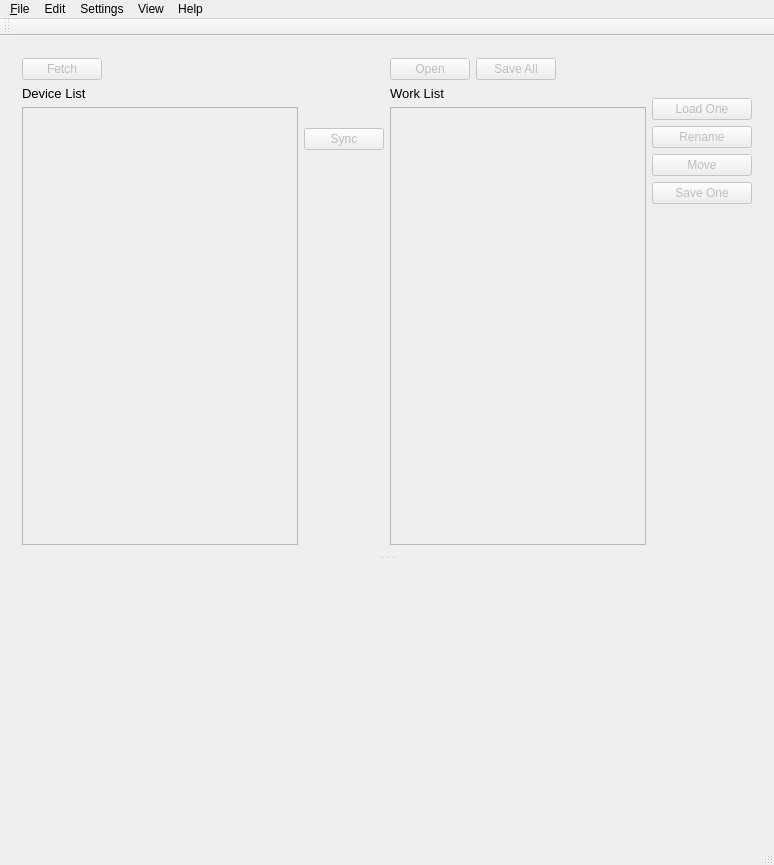
Before: the Qt Designer form spl/DcPresetLib.ui in strymon/spl, drawn with Qt 5.
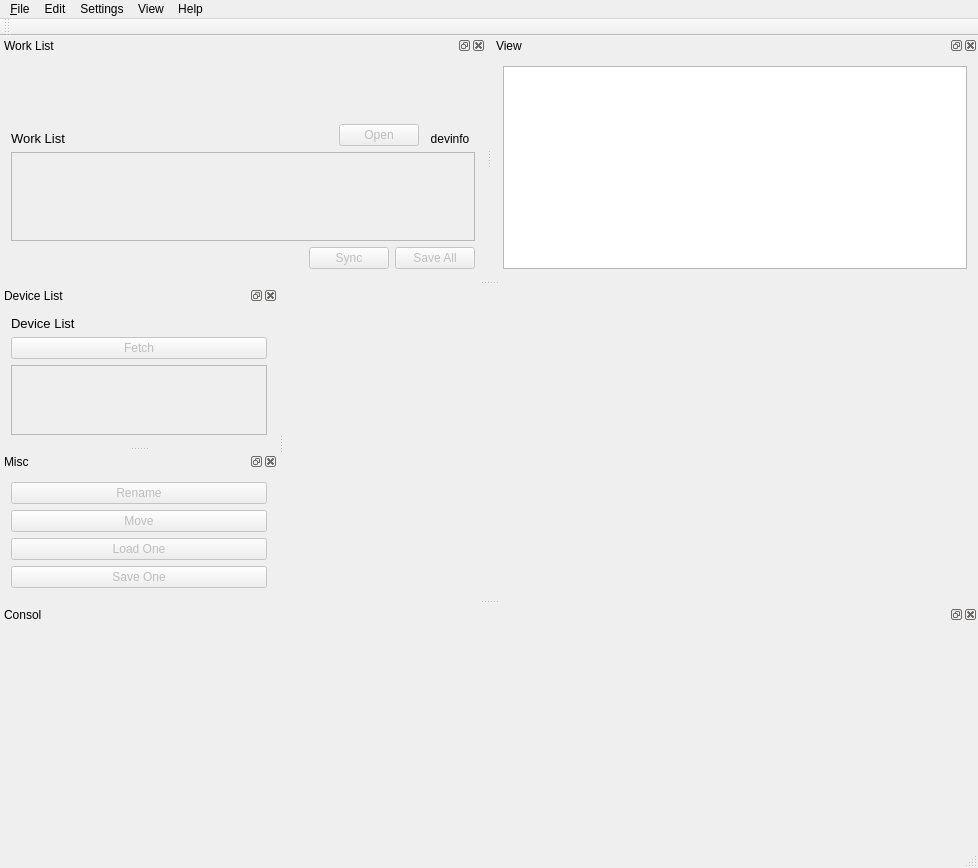
After: the same form once the commit is applied. Icons and pictures are not drawn. Custom widgets are drawn as their Qt base class.

Commit message: Added Preset model and simple text view.  Useful for preset offset testing/discovery

```diff
--- a/spl/DcPresetLib.ui
+++ b/spl/DcPresetLib.ui
@@ -6,436 +6,21 @@
    <rect>
     <x>0</x>
     <y>0</y>
-    <width>774</width>
-    <height>865</height>
+    <width>978</width>
+    <height>868</height>
    </rect>
   </property>
   <property name="windowTitle">
    <string/>
   </property>
-  <widget class="QWidget" name="centralWidget">
-   <layout class="QGridLayout" name="gridLayout">
-    <item row="0" column="0">
-     <widget class="QSplitter" name="splitter">
-      <property name="orientation">
-       <enum>Qt::Vertical</enum>
-      </property>
-      <widget class="QWidget" name="layoutWidget">
-       <layout class="QHBoxLayout" name="horizontalLayout_4">
-        <item>
-         <layout class="QVBoxLayout" name="verticalLayout">
-          <item>
-           <layout class="QHBoxLayout" name="horizontalLayout">
-            <item>
-             <widget class="QPushButton" name="fetchButton">
-              <property name="enabled">
-               <bool>false</bool>
-              </property>
-              <property name="text">
-               <string>Fetch</string>
-              </property>
-             </widget>
-            </item>
-            <item>
-             <spacer name="horizontalSpacer">
-              <property name="orientation">
-               <enum>Qt::Horizontal</enum>
-              </property>
-              <property name="sizeType">
-               <enum>QSizePolicy::Expanding</enum>
-              </property>
-              <property name="sizeHint" stdset="0">
-               <size>
-                <width>40</width>
-                <height>20</height>
-               </size>
-              </property>
-             </spacer>
-            </item>
-           </layout>
-          </item>
-          <item>
-           <widget class="QLabel" name="label_2">
-            <property name="font">
-             <font>
-              <pointsize>10</pointsize>
-             </font>
-            </property>
-            <property name="text">
-             <string>Device List</string>
-            </property>
-           </widget>
-          </item>
-          <item>
-           <widget class="QListWidget" name="deviceList">
-            <property name="enabled">
-             <bool>false</bool>
-            </property>
-            <property name="sizePolicy">
-             <sizepolicy hsizetype="Minimum" vsizetype="Expanding">
-              <horstretch>0</horstretch>
-              <verstretch>0</verstretch>
-             </sizepolicy>
-            </property>
-            <property name="minimumSize">
-             <size>
-              <width>256</width>
-              <height>0</height>
-             </size>
-            </property>
-            <property name="focusPolicy">
-             <enum>Qt::NoFocus</enum>
-            </property>
-            <property name="editTriggers">
-             <set>QAbstractItemView::NoEditTriggers</set>
-            </property>
-            <property name="showDropIndicator" stdset="0">
-             <bool>false</bool>
-            </property>
-            <property name="selectionMode">
-             <enum>QAbstractItemView::NoSelection</enum>
-            </property>
-            <property name="textElideMode">
-             <enum>Qt::ElideNone</enum>
-            </property>
-            <property name="selectionRectVisible">
-             <bool>false</bool>
-            </property>
-           </widget>
-          </item>
-         </layout>
-        </item>
-        <item>
-         <layout class="QVBoxLayout" name="syncVerticalLayout">
-          <item>
-           <spacer name="verticalSpacer_5">
-            <property name="orientation">
-             <enum>Qt::Vertical</enum>
-            </property>
-            <property name="sizeType">
-             <enum>QSizePolicy::Fixed</enum>
-            </property>
-            <property name="sizeHint" stdset="0">
-             <size>
-              <width>20</width>
-              <height>70</height>
-             </size>
-            </property>
-           </spacer>
-          </item>
-          <item>
-           <layout class="QVBoxLayout" name="verticalLayout_5">
-            <item>
-             <widget class="QPushButton" name="syncButton">
-              <property name="enabled">
-               <bool>false</bool>
-              </property>
-              <property name="sizePolicy">
-               <sizepolicy hsizetype="Maximum" vsizetype="Fixed">
-                <horstretch>0</horstretch>
-                <verstretch>0</verstretch>
-               </sizepolicy>
-              </property>
-              <property name="text">
-               <string>Sync</string>
-              </property>
-              <property name="icon">
-               <iconset resource="dcpl.qrc">
-                <normaloff>:/images/res/sync_arrow.png</normaloff>:/images/res/sync_arrow.png</iconset>
-              </property>
-             </widget>
-            </item>
-            <item>
-             <spacer name="verticalSpacer">
-              <property name="orientation">
-               <enum>Qt::Vertical</enum>
-              </property>
-              <property name="sizeHint" stdset="0">
-               <size>
-                <width>20</width>
-                <height>40</height>
-               </size>
-              </property>
-             </spacer>
-            </item>
-           </layout>
-          </item>
-          <item>
-           <spacer name="verticalSpacer_2">
-            <property name="orientation">
-             <enum>Qt::Vertical</enum>
-            </property>
-            <property name="sizeType">
-             <enum>QSizePolicy::Preferred</enum>
-            </property>
-            <property name="sizeHint" stdset="0">
-             <size>
-              <width>20</width>
-              <height>40</height>
-             </size>
-            </property>
-           </spacer>
-          </item>
-         </layout>
-        </item>
-        <item>
-         <layout class="QHBoxLayout" name="horizontalLayout_3">
-          <item>
-           <layout class="QVBoxLayout" name="workListVerticalLayout">
-            <item>
-             <layout class="QHBoxLayout" name="horizontalLayout_2">
-              <item>
-               <widget class="QPushButton" name="openButton">
-                <property name="enabled">
-                 <bool>false</bool>
-                </property>
-                <property name="text">
-                 <string>Open</string>
-                </property>
-               </widget>
-              </item>
-              <item>
-               <widget class="QPushButton" name="saveButton">
-                <property name="enabled">
-                 <bool>false</bool>
-                </property>
-                <property name="text">
-                 <string>Save All</string>
-                </property>
-               </widget>
-              </item>
-              <item>
-               <spacer name="horizontalSpacer_2">
-                <property name="orientation">
-                 <enum>Qt::Horizontal</enum>
-                </property>
-                <property name="sizeHint" stdset="0">
-                 <size>
-                  <width>40</width>
-                  <height>20</height>
-                 </size>
-                </property>
-               </spacer>
-              </item>
-             </layout>
-            </item>
-            <item>
-             <widget class="QLabel" name="label_3">
-              <property name="font">
-               <font>
-                <pointsize>10</pointsize>
-               </font>
-              </property>
-              <property name="text">
-               <string>Work List</string>
-              </property>
-             </widget>
-            </item>
-            <item>
-             <widget class="DcListWidget" name="workList">
-              <property name="enabled">
-               <bool>false</bool>
-              </property>
-              <property name="sizePolicy">
-               <sizepolicy hsizetype="Minimum" vsizetype="Expanding">
-                <horstretch>0</horstretch>
-                <verstretch>0</verstretch>
-               </sizepolicy>
-              </property>
-              <property name="minimumSize">
-               <size>
-                <width>256</width>
-                <height>0</height>
-               </size>
-              </property>
-              <property name="editTriggers">
-               <set>QAbstractItemView::CurrentChanged|QAbstractItemView::DoubleClicked|QAbstractItemView::EditKeyPressed</set>
-              </property>
-              <property name="selectionMode">
-               <enum>QAbstractItemView::SingleSelection</enum>
-              </property>
-             </widget>
-            </item>
-           </layout>
-          </item>
-          <item>
-           <layout class="QVBoxLayout" name="verticalLayout_2">
-            <item>
-             <spacer name="verticalSpacer_4">
-              <property name="orientation">
-               <enum>Qt::Vertical</enum>
-              </property>
-              <property name="sizeType">
-               <enum>QSizePolicy::Fixed</enum>
-              </property>
-              <property name="sizeHint" stdset="0">
-               <size>
-                <width>20</width>
-                <height>40</height>
-               </size>
-              </property>
-             </spacer>
-            </item>
-            <item>
-             <layout class="QVBoxLayout" name="verticalLayout_6">
-              <item>
-               <widget class="QPushButton" name="loadOneButton">
-                <property name="enabled">
-                 <bool>false</bool>
-                </property>
-                <property name="text">
-                 <string>Load One</string>
-                </property>
-               </widget>
-              </item>
-              <item>
-               <widget class="QPushButton" name="renameButton">
-                <property name="enabled">
-                 <bool>false</bool>
-                </property>
-                <property name="text">
-                 <string>Rename</string>
-                </property>
-               </widget>
-              </item>
-              <item>
-               <widget class="QPushButton" name="moveButton">
-                <property name="enabled">
-                 <bool>false</bool>
-                </property>
-                <property name="text">
-                 <string>Move</string>
-                </property>
-               </widget>
-              </item>
-              <item>
-               <widget class="QPushButton" name="saveOneButton">
-                <property name="enabled">
-                 <bool>false</bool>
-                </property>
-                <property name="text">
-                 <string>Save One</string>
-                </property>
-               </widget>
-              </item>
-              <item>
-               <spacer name="verticalSpacer_6">
-                <property name="orientation">
-                 <enum>Qt::Vertical</enum>
-                </property>
-                <property name="sizeHint" stdset="0">
-                 <size>
-                  <width>20</width>
-                  <height>40</height>
-                 </size>
-                </property>
-               </spacer>
-              </item>
-             </layout>
-            </item>
-            <item>
-             <spacer name="verticalSpacer_3">
-              <property name="orientation">
-               <enum>Qt::Vertical</enum>
-              </property>
-              <property name="sizeType">
-               <enum>QSizePolicy::Minimum</enum>
-              </property>
-              <property name="sizeHint" stdset="0">
-               <size>
-                <width>20</width>
-                <height>40</height>
-               </size>
-              </property>
-             </spacer>
-            </item>
-            <item>
-             <widget class="DcImgLabel" name="devImgLabel">
-              <property name="enabled">
-               <bool>true</bool>
-              </property>
-              <property name="sizePolicy">
-               <sizepolicy hsizetype="Fixed" vsizetype="Fixed">
-                <horstretch>0</horstretch>
-                <verstretch>0</verstretch>
-               </sizepolicy>
-              </property>
-              <property name="minimumSize">
-               <size>
-                <width>100</width>
-                <height>100</height>
-               </size>
-              </property>
-              <property name="mouseTracking">
-               <bool>true</bool>
-              </property>
-              <property name="acceptDrops">
-               <bool>true</bool>
-              </property>
-              <property name="frameShape">
-               <enum>QFrame::NoFrame</enum>
-              </property>
-              <property name="frameShadow">
-               <enum>QFrame::Plain</enum>
-              </property>
-              <property name="text">
-               <string/>
-              </property>
-              <property name="textFormat">
-               <enum>Qt::RichText</enum>
-              </property>
-              <property name="pixmap">
-               <pixmap resource="dcpl.qrc">:/images/res/devunknown_100.png</pixmap>
-              </property>
-              <property name="scaledContents">
-               <bool>false</bool>
-              </property>
-              <property name="alignment">
-               <set>Qt::AlignCenter</set>
-              </property>
-             </widget>
-            </item>
-            <item>
-             <widget class="QLabel" name="devInfoLabel">
-              <property name="text">
-               <string/>
-              </property>
-              <property name="alignment">
-               <set>Qt::AlignCenter</set>
-              </property>
-             </widget>
-            </item>
-           </layout>
-          </item>
-         </layout>
-        </item>
-       </layout>
-      </widget>
-      <widget class="DcConsoleForm" name="console" native="true">
-       <property name="sizePolicy">
-        <sizepolicy hsizetype="Preferred" vsizetype="Expanding">
-         <horstretch>0</horstretch>
-         <verstretch>0</verstretch>
-        </sizepolicy>
-       </property>
-       <property name="minimumSize">
-        <size>
-         <width>0</width>
-         <height>200</height>
-        </size>
-       </property>
-      </widget>
-     </widget>
-    </item>
-   </layout>
-  </widget>
+  <widget class="QWidget" name="centralWidget"/>
   <widget class="QMenuBar" name="menuBar">
    <property name="geometry">
     <rect>
      <x>0</x>
      <y>0</y>
-     <width>774</width>
-     <height>22</height>
+     <width>978</width>
+     <height>21</height>
     </rect>
    </property>
    <widget class="QMenu" name="menu_File">
@@ -496,6 +81,485 @@
    </attribute>
   </widget>
   <widget class="QStatusBar" name="statusBar"/>
+  <widget class="QDockWidget" name="dockWidgetDeviceList">
+   <property name="windowTitle">
+    <string>Device List</string>
+   </property>
+   <attribute name="dockWidgetArea">
+    <number>1</number>
+   </attribute>
+   <widget class="QWidget" name="dockWidgetContents">
+    <layout class="QGridLayout" name="gridLayout">
+     <item row="3" column="0">
+      <widget class="QListWidget" name="deviceList">
+       <property name="enabled">
+        <bool>false</bool>
+       </property>
+       <property name="sizePolicy">
+        <sizepolicy hsizetype="Minimum" vsizetype="Expanding">
+         <horstretch>0</horstretch>
+         <verstretch>0</verstretch>
+        </sizepolicy>
+       </property>
+       <property name="minimumSize">
+        <size>
+         <width>256</width>
+         <height>0</height>
+        </size>
+       </property>
+       <property name="focusPolicy">
+        <enum>Qt::NoFocus</enum>
+       </property>
+       <property name="editTriggers">
+        <set>QAbstractItemView::NoEditTriggers</set>
+       </property>
+       <property name="showDropIndicator" stdset="0">
+        <bool>false</bool>
+       </property>
+       <property name="selectionMode">
+        <enum>QAbstractItemView::NoSelection</enum>
+       </property>
+       <property name="textElideMode">
+        <enum>Qt::ElideNone</enum>
+       </property>
+       <property name="selectionRectVisible">
+        <bool>false</bool>
+       </property>
+      </widget>
+     </item>
+     <item row="1" column="0">
+      <widget class="QPushButton" name="fetchButton">
+       <property name="enabled">
+        <bool>false</bool>
+       </property>
+       <property name="text">
+        <string>Fetch</string>
+       </property>
+      </widget>
+     </item>
+     <item row="0" column="0">
+      <widget class="QLabel" name="label_2">
+       <property name="font">
+        <font>
+         <pointsize>10</pointsize>
+        </font>
+       </property>
+       <property name="text">
+        <string>Device List</string>
+       </property>
+      </widget>
+     </item>
+    </layout>
+   </widget>
+  </widget>
+  <widget class="QDockWidget" name="dockWidgetWorklist">
+   <property name="floating">
+    <bool>false</bool>
+   </property>
+   <property name="features">
+    <set>QDockWidget::AllDockWidgetFeatures</set>
+   </property>
+   <property name="windowTitle">
+    <string>Work List</string>
+   </property>
+   <attribute name="dockWidgetArea">
+    <number>4</number>
+   </attribute>
+   <widget class="QWidget" name="dockWidgetContents_2">
+    <layout class="QGridLayout" name="gridLayout_2">
+     <item row="0" column="0">
+      <layout class="QVBoxLayout" name="verticalLayout_5" stretch="0,1,0">
+       <item>
+        <layout class="QHBoxLayout" name="horizontalLayout">
+         <item>
+          <layout class="QVBoxLayout" name="verticalLayout_2" stretch="1,0">
+           <property name="spacing">
+            <number>0</number>
+           </property>
+           <item>
+            <spacer name="verticalSpacer">
+             <property name="orientation">
+              <enum>Qt::Vertical</enum>
+             </property>
+             <property name="sizeType">
+              <enum>QSizePolicy::MinimumExpanding</enum>
+             </property>
+             <property name="sizeHint" stdset="0">
+              <size>
+               <width>20</width>
+               <height>10</height>
+              </size>
+             </property>
+            </spacer>
+           </item>
+           <item>
+            <widget class="QLabel" name="label_3">
+             <property name="font">
+              <font>
+               <pointsize>10</pointsize>
+              </font>
+             </property>
+             <property name="text">
+              <string>Work List</string>
+             </property>
+            </widget>
+           </item>
+          </layout>
+         </item>
+         <item>
+          <layout class="QVBoxLayout" name="verticalLayout_3" stretch="1,0">
+           <property name="spacing">
+            <number>0</number>
+           </property>
+           <item>
+            <spacer name="verticalSpacer_2">
+             <property name="orientation">
+              <enum>Qt::Vertical</enum>
+             </property>
+             <property name="sizeType">
+              <enum>QSizePolicy::MinimumExpanding</enum>
+             </property>
+             <property name="sizeHint" stdset="0">
+              <size>
+               <width>20</width>
+               <height>10</height>
+              </size>
+             </property>
+            </spacer>
+           </item>
+           <item>
+            <spacer name="horizontalSpacer">
+             <property name="orientation">
+              <enum>Qt::Horizontal</enum>
+             </property>
+             <property name="sizeHint" stdset="0">
+              <size>
+               <width>40</width>
+               <height>20</height>
+              </size>
+             </property>
+            </spacer>
+           </item>
+          </layout>
+         </item>
+         <item>
+          <layout class="QVBoxLayout" name="verticalLayout_4" stretch="1,0">
+           <property name="spacing">
+            <number>0</number>
+           </property>
+           <item>
+            <spacer name="verticalSpacer_3">
+             <property name="orientation">
+              <enum>Qt::Vertical</enum>
+             </property>
+             <property name="sizeType">
+              <enum>QSizePolicy::MinimumExpanding</enum>
+             </property>
+             <property name="sizeHint" stdset="0">
+              <size>
+               <width>20</width>
+               <height>10</height>
+              </size>
+             </property>
+            </spacer>
+           </item>
+           <item>
+            <widget class="QPushButton" name="openButton">
+             <property name="enabled">
+              <bool>false</bool>
+             </property>
+             <property name="text">
+              <string>Open</string>
+             </property>
+            </widget>
+           </item>
+          </layout>
+         </item>
+         <item>
+          <layout class="QVBoxLayout" name="verticalLayout" stretch="1,0,0">
+           <item>
+            <spacer name="verticalSpacer_4">
+             <property name="orientation">
+              <enum>Qt::Vertical</enum>
+             </property>
+             <property name="sizeType">
+              <enum>QSizePolicy::MinimumExpanding</enum>
+             </property>
+             <property name="sizeHint" stdset="0">
+              <size>
+               <width>20</width>
+               <height>10</height>
+              </size>
+             </property>
+            </spacer>
+           </item>
+           <item>
+            <widget class="DcImgLabel" name="devImgLabel">
+             <property name="enabled">
+              <bool>true</bool>
+             </property>
+             <property name="sizePolicy">
+              <sizepolicy hsizetype="Fixed" vsizetype="Fixed">
+               <horstretch>0</horstretch>
+               <verstretch>0</verstretch>
+              </sizepolicy>
+             </property>
+             <property name="minimumSize">
+              <size>
+               <width>50</width>
+               <height>50</height>
+              </size>
+             </property>
+             <property name="maximumSize">
+              <size>
+               <width>50</width>
+               <height>50</height>
+              </size>
+             </property>
+             <property name="mouseTracking">
+              <bool>true</bool>
+             </property>
+             <property name="acceptDrops">
+              <bool>true</bool>
+             </property>
+             <property name="frameShape">
+              <enum>QFrame::NoFrame</enum>
+             </property>
+             <property name="frameShadow">
+              <enum>QFrame::Plain</enum>
+             </property>
+             <property name="text">
+              <string/>
+             </property>
+             <property name="textFormat">
+              <enum>Qt::RichText</enum>
+             </property>
+             <property name="pixmap">
+              <pixmap resource="dcpl.qrc">:/images/res/devunknown_100.png</pixmap>
+             </property>
+             <property name="scaledContents">
+              <bool>true</bool>
+             </property>
+             <property name="alignment">
+              <set>Qt::AlignCenter</set>
+             </property>
+            </widget>
+           </item>
+           <item>
+            <widget class="QLabel" name="devInfoLabel">
+             <property name="text">
+              <string>devinfo</string>
+             </property>
+             <property name="alignment">
+              <set>Qt::AlignCenter</set>
+             </property>
+            </widget>
+           </item>
+          </layout>
+         </item>
+        </layout>
+       </item>
+       <item>
+        <widget class="DcListWidget" name="workList">
+         <property name="enabled">
+          <bool>false</bool>
+         </property>
+         <property name="sizePolicy">
+          <sizepolicy hsizetype="Minimum" vsizetype="Expanding">
+           <horstretch>0</horstretch>
+           <verstretch>0</verstretch>
+          </sizepolicy>
+         </property>
+         <property name="minimumSize">
+          <size>
+           <width>256</width>
+           <height>0</height>
+          </size>
+         </property>
+         <property name="acceptDrops">
+          <bool>true</bool>
+         </property>
+         <property name="editTriggers">
+          <set>QAbstractItemView::CurrentChanged|QAbstractItemView::DoubleClicked|QAbstractItemView::EditKeyPressed</set>
+         </property>
+         <property name="selectionMode">
+          <enum>QAbstractItemView::SingleSelection</enum>
+         </property>
+         <property name="selectionRectVisible">
+          <bool>true</bool>
+         </property>
+        </widget>
+       </item>
+       <item>
+        <layout class="QHBoxLayout" name="horizontalLayout_2">
+         <item>
+          <spacer name="horizontalSpacer_2">
+           <property name="orientation">
+            <enum>Qt::Horizontal</enum>
+           </property>
+           <property name="sizeHint" stdset="0">
+            <size>
+             <width>40</width>
+             <height>20</height>
+            </size>
+           </property>
+          </spacer>
+         </item>
+         <item>
+          <widget class="QPushButton" name="syncButton">
+           <property name="enabled">
+            <bool>false</bool>
+           </property>
+           <property name="sizePolicy">
+            <sizepolicy hsizetype="Maximum" vsizetype="Fixed">
+             <horstretch>0</horstretch>
+             <verstretch>0</verstretch>
+            </sizepolicy>
+           </property>
+           <property name="text">
+            <string>Sync</string>
+           </property>
+           <property name="icon">
+            <iconset resource="dcpl.qrc">
+             <normaloff>:/images/res/sync_arrow.png</normaloff>:/images/res/sync_arrow.png</iconset>
+           </property>
+          </widget>
+         </item>
+         <item>
+          <widget class="QPushButton" name="saveButton">
+           <property name="enabled">
+            <bool>false</bool>
+           </property>
+           <property name="text">
+            <string>Save All</string>
+           </property>
+          </widget>
+         </item>
+        </layout>
+       </item>
+      </layout>
+     </item>
+    </layout>
+   </widget>
+  </widget>
+  <widget class="QDockWidget" name="dockWidgetConsol">
+   <property name="windowTitle">
+    <string>Consol</string>
+   </property>
+   <attribute name="dockWidgetArea">
+    <number>8</number>
+   </attribute>
+   <widget class="QWidget" name="dockWidgetContents_3">
+    <layout class="QGridLayout" name="gridLayout_3">
+     <item row="0" column="0">
+      <widget class="DcConsoleForm" name="console" native="true">
+       <property name="sizePolicy">
+        <sizepolicy hsizetype="Preferred" vsizetype="Expanding">
+         <horstretch>0</horstretch>
+         <verstretch>0</verstretch>
+        </sizepolicy>
+       </property>
+       <property name="minimumSize">
+        <size>
+         <width>0</width>
+         <height>200</height>
+        </size>
+       </property>
+      </widget>
+     </item>
+    </layout>
+   </widget>
+  </widget>
+  <widget class="QDockWidget" name="dockWidgetMisc">
+   <property name="windowTitle">
+    <string>Misc</string>
+   </property>
+   <attribute name="dockWidgetArea">
+    <number>1</number>
+   </attribute>
+   <widget class="QWidget" name="dockWidgetContents_4">
+    <layout class="QGridLayout" name="gridLayout_4">
+     <item row="2" column="0">
+      <widget class="QPushButton" name="loadOneButton">
+       <property name="enabled">
+        <bool>false</bool>
+       </property>
+       <property name="text">
+        <string>Load One</string>
+       </property>
+      </widget>
+     </item>
+     <item row="0" column="0">
+      <widget class="QPushButton" name="renameButton">
+       <property name="enabled">
+        <bool>false</bool>
+       </property>
+       <property name="text">
+        <string>Rename</string>
+       </property>
+      </widget>
+     </item>
+     <item row="1" column="0">
+      <widget class="QPushButton" name="moveButton">
+       <property name="enabled">
+        <bool>false</bool>
+       </property>
+       <property name="text">
+        <string>Move</string>
+       </property>
+      </widget>
+     </item>
+     <item row="3" column="0">
+      <widget class="QPushButton" name="saveOneButton">
+       <property name="enabled">
+        <bool>false</bool>
+       </property>
+       <property name="text">
+        <string>Save One</string>
+       </property>
+      </widget>
+     </item>
+    </layout>
+   </widget>
+  </widget>
+  <widget class="QDockWidget" name="dockWidget">
+   <property name="windowTitle">
+    <string>View</string>
+   </property>
+   <attribute name="dockWidgetArea">
+    <number>4</number>
+   </attribute>
+   <widget class="QWidget" name="dockWidgetContents_5">
+    <layout class="QGridLayout" name="gridLayout_5">
+     <item row="0" column="0">
+      <widget class="QTextBrowser" name="presetViewText">
+       <property name="font">
+        <font>
+         <family>Courier New</family>
+         <pointsize>12</pointsize>
+        </font>
+       </property>
+       <property name="styleSheet">
+        <string notr="true"/>
+       </property>
+       <property name="lineWrapMode">
+        <enum>QTextEdit::FixedColumnWidth</enum>
+       </property>
+       <property name="lineWrapColumnOrWidth">
+        <number>80</number>
+       </property>
+       <property name="html">
+        <string>&lt;!DOCTYPE HTML PUBLIC &quot;-//W3C//DTD HTML 4.0//EN&quot; &quot;http://www.w3.org/TR/REC-html40/strict.dtd&quot;&gt;
+&lt;html&gt;&lt;head&gt;&lt;meta name=&quot;qrichtext&quot; content=&quot;1&quot; /&gt;&lt;style type=&quot;text/css&quot;&gt;
+p, li { white-space: pre-wrap; }
+&lt;/style&gt;&lt;/head&gt;&lt;body style=&quot; font-family:'Courier New'; font-size:12pt; font-weight:400; font-style:normal;&quot;&gt;
+&lt;p style=&quot;-qt-paragraph-type:empty; margin-top:0px; margin-bottom:0px; margin-left:0px; margin-right:0px; -qt-block-indent:0; text-indent:0px; font-family:'Courier New,monospace';&quot;&gt;&lt;br /&gt;&lt;/p&gt;&lt;/body&gt;&lt;/html&gt;</string>
+       </property>
+      </widget>
+     </item>
+    </layout>
+   </widget>
+  </widget>
   <action name="actionExit">
    <property name="text">
     <string>Exit</string>
```
Left out of the diff: 23 changed lines with no effect on the pictures. The commit also changes 7 other files.
